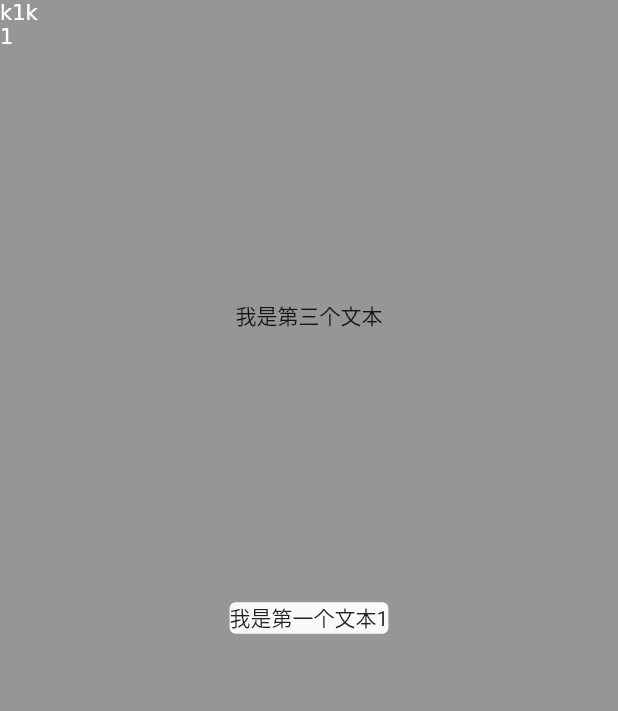
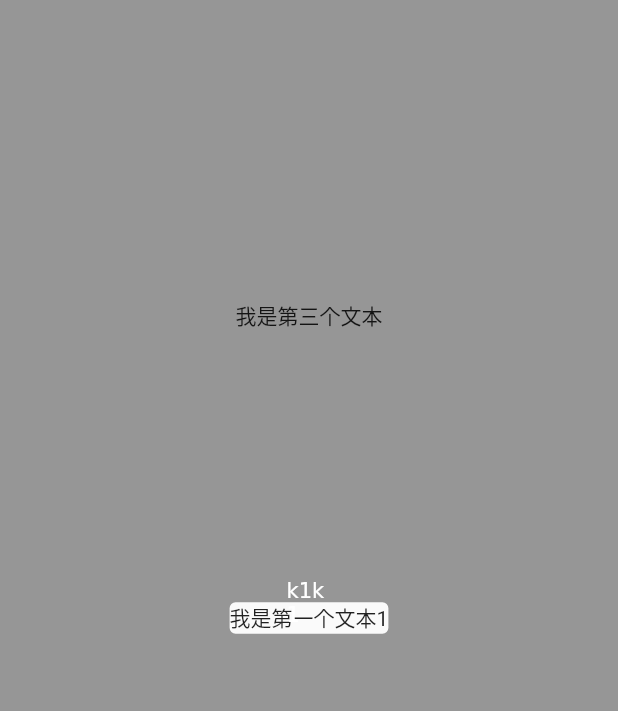
Before and after one commit to kpaxian7/feature_guider, a Flutter app: the Test02 screen opened directly, after a tap on "我是第一个文本1", on a phone screen of 412 x 824 dp. Shown: the top 711 px of the screen. Run offline on Flutter 3.47's test engine with Material 2 defaults, Android fonts, the phone set to English and light mode, and no system bars; our stand-ins replace plugin_platform_interface; missing offline and left inert: dart:html.

Commit message:
masking painter building

```diff
--- a/example/lib/test02.dart
+++ b/example/lib/test02.dart
@@ -39,12 +39,21 @@ class _Test02State extends State<Test02> with WidgetsBindingObserver {
     });
   }
 
-  showOverlay(){
+  showOverlay() {
     manager = GuiderOverlayManager.instance(context);
     manager?.prepareGuider(GuiderOptions(), [
-      GuiderWidgetItemModel(widgetKey: k1, guideDesc: "k1k1"),
-      GuiderWidgetItemModel(widgetKey: k2, guideDesc: "k2k2"),
-      GuiderWidgetItemModel(widgetKey: k3, guideDesc: "k3k3"),
+      GuiderWidgetItemModel(
+          widgetKey: k1,
+          guideDesc: "k1k1",
+          position: DescriptionPosition.widgetTopCenter),
+      GuiderWidgetItemModel(
+          widgetKey: k2,
+          guideDesc: "k2k2",
+          position: DescriptionPosition.widgetTopCenter),
+      GuiderWidgetItemModel(
+          widgetKey: k3,
+          guideDesc: "k3k3",
+          position: DescriptionPosition.widgetBottomCenter),
     ]);
     manager?.show();
   }
--- a/lib/model/guider_widget_item.dart
+++ b/lib/model/guider_widget_item.dart
@@ -4,8 +4,22 @@ class GuiderWidgetItemModel {
   Key widgetKey;
   String guideDesc;
 
+  DescriptionPosition position;
+  TextStyle overlayStyle;
+
   GuiderWidgetItemModel({
     required this.widgetKey,
     required this.guideDesc,
+    this.position = DescriptionPosition.auto,
+    this.overlayStyle = const TextStyle(),
   });
 }
+
+enum DescriptionPosition {
+  screenCenter,
+  widgetTopCenter,
+  widgetTopFit,
+  widgetBottomCenter,
+  widgetBottomFit,
+  auto,
+}
--- a/lib/model/overlay_description.dart
+++ b/lib/model/overlay_description.dart
@@ -1,3 +1,4 @@
+import 'package:feature_guider/model/guider_widget_item.dart';
 import 'package:flutter/material.dart';
 
 class OverlayDescription {
@@ -7,10 +8,13 @@ class OverlayDescription {
 
   DescriptionPosition position;
 
+  TextStyle overlayStyle;
+
   OverlayDescription(
     this.overlayDesc,
     this.drawRect, {
     this.position = DescriptionPosition.auto,
+    this.overlayStyle = const TextStyle(),
   });
 
   @override
@@ -18,12 +22,3 @@ class OverlayDescription {
     return "overlayDesc = $overlayDesc, drawRect = ${drawRect.toString()}";
   }
 }
-
-enum DescriptionPosition {
-  screenCenter,
-  widgetTopCenter,
-  widgetTopFit,
-  widgetBottomCenter,
-  widgetBottomFit,
-  auto,
-}
--- a/lib/overlay/guider_overlay_manager.dart
+++ b/lib/overlay/guider_overlay_manager.dart
@@ -45,8 +45,12 @@ class GuiderOverlayManager {
           b = t + widgetHeight;
           r = l + widgetWidth;
         }
-        _overlayDescArray
-            .add(OverlayDescription(item.guideDesc, Rect.fromLTRB(l, t, r, b)));
+        _overlayDescArray.add(OverlayDescription(
+          item.guideDesc,
+          Rect.fromLTRB(l, t, r, b),
+          position: item.position,
+          overlayStyle: item.overlayStyle,
+        ));
       }
     }
   }
@@ -147,7 +151,6 @@ class _GuiderOverlayContainerState extends State<GuiderOverlayContainer>
               ),
               painter: GuiderPainter(
                 start!,
-                start!.overlayDesc,
                 animController!,
                 next: next,
               ),
--- a/lib/render/guider_painter.dart
+++ b/lib/render/guider_painter.dart
@@ -1,23 +1,23 @@
-import 'package:feature_guider/model/overlay_description.dart';
-import 'package:feature_guider/render/render_helper.dart';
-import 'package:feature_guider/render/position.dart';
-import 'package:flutter/material.dart';
 import 'dart:ui' as ui;
 
+import 'package:feature_guider/model/guider_widget_item.dart';
+import 'package:feature_guider/model/overlay_description.dart';
+import 'package:flutter/material.dart';
+
+import 'render_helper.dart';
+
 class GuiderPainter extends CustomPainter {
-  final OverlayDescription start;
+  final OverlayDescription show;
   final OverlayDescription? next;
   final AnimationController controller;
 
-  final String description;
-  final TextStyle textStyle;
+  double descWidth = 0;
+  double descHeight = 0;
 
   GuiderPainter(
-    this.start,
-    this.description,
+    this.show,
     this.controller, {
     this.next,
-    this.textStyle = const TextStyle(),
   }) : super(repaint: controller);
 
   @override
@@ -32,22 +32,22 @@ class GuiderPainter extends CustomPainter {
     double right = 0;
     double bottom = 0;
 
-    left = start.drawRect.left;
+    left = show.drawRect.left;
     if (next != null) {
       left = left + (next!.drawRect.left - left) * controller.value;
     }
 
-    top = start.drawRect.top;
+    top = show.drawRect.top;
     if (next != null) {
       top = top + (next!.drawRect.top - top) * controller.value;
     }
 
-    right = start.drawRect.right;
+    right = show.drawRect.right;
     if (next != null) {
       right = right + (next!.drawRect.right - right) * controller.value;
     }
 
-    bottom = start.drawRect.bottom;
+    bottom = show.drawRect.bottom;
     if (next != null) {
       bottom = bottom + (next!.drawRect.bottom - bottom) * controller.value;
     }
@@ -78,28 +78,60 @@ class GuiderPainter extends CustomPainter {
       return;
     }
     final paragraphStyle = ui.ParagraphStyle(
-      fontSize: textStyle.fontSize,
-      fontWeight: textStyle.fontWeight,
-      fontStyle: textStyle.fontStyle,
-      fontFamily: textStyle.fontFamily,
+      fontSize: show.overlayStyle.fontSize,
+      fontWeight: show.overlayStyle.fontWeight,
+      fontStyle: show.overlayStyle.fontStyle,
+      fontFamily: show.overlayStyle.fontFamily,
       textHeightBehavior: const TextHeightBehavior(
           applyHeightToFirstAscent: true, applyHeightToLastDescent: true),
     );
 
     ui.ParagraphBuilder builder = ui.ParagraphBuilder(paragraphStyle);
-    builder.pushStyle(ui.TextStyle(letterSpacing: textStyle.letterSpacing));
-    builder.pushStyle(ui.TextStyle(color: textStyle.color));
-    builder.addText(description);
+    builder.pushStyle(
+        ui.TextStyle(letterSpacing: show.overlayStyle.letterSpacing));
+    builder.pushStyle(ui.TextStyle(color: show.overlayStyle.color));
+    builder.addText(show.overlayDesc);
     ui.Paragraph p = builder.build();
 
     /// 计算宽高
-    double widthT = calculateTextWidth(description, textStyle);
-    double heightT = calculateTextHeight(description, textStyle);
+    double descWidth = calculateTextWidth(show.overlayDesc, show.overlayStyle);
+    double descHeight =
+        calculateTextHeight(show.overlayDesc, show.overlayStyle);
 
-    p.layout(ui.ParagraphConstraints(width: widthT));
+    p.layout(ui.ParagraphConstraints(width: descWidth));
 
-    Offset offset = const Offset(0, 0);
+    double widgetCenterX =
+        show.drawRect.left + (show.drawRect.right - show.drawRect.left) / 2;
+    double widgetCenterY =
+        show.drawRect.top + (show.drawRect.bottom - show.drawRect.top) / 2;
 
+    double offsetX = 0;
+    double offsetY = 0;
+
+    double interval = 0;
+
+    switch (show.position) {
+      case DescriptionPosition.auto:
+        break;
+      case DescriptionPosition.screenCenter:
+        offsetX = (size.width - descWidth) / 2;
+        offsetY = (size.height - descHeight) / 2;
+        break;
+      case DescriptionPosition.widgetTopCenter:
+        offsetX = widgetCenterX - descWidth / 2;
+        offsetY = show.drawRect.top - descHeight - interval;
+        break;
+      case DescriptionPosition.widgetTopFit:
+        break;
+      case DescriptionPosition.widgetBottomCenter:
+        offsetX = widgetCenterX - descWidth / 2;
+        offsetY = show.drawRect.bottom + interval;
+        break;
+      case DescriptionPosition.widgetBottomFit:
+        break;
+    }
+
+    Offset offset = Offset(offsetX, offsetY);
 
     canvas.drawParagraph(p, offset);
   }
--- a/lib/render/position.dart
+++ /dev/null
@@ -1,8 +0,0 @@
-enum DescriptionPosition {
-  screenCenter,
-  widgetTopCenter,
-  widgetTopFit,
-  widgetBottomCenter,
-  widgetBottomFit,
-  auto,
-}
```
Also changed, not shown: example/pubspec.lock.
